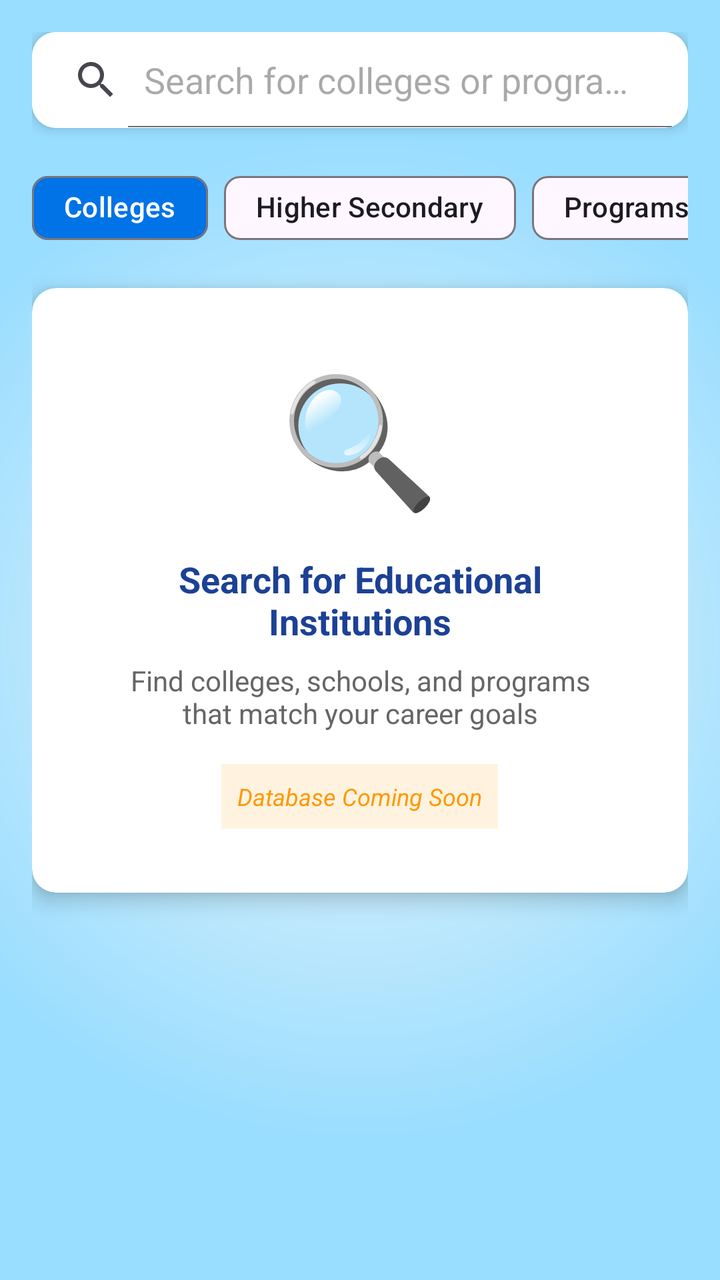
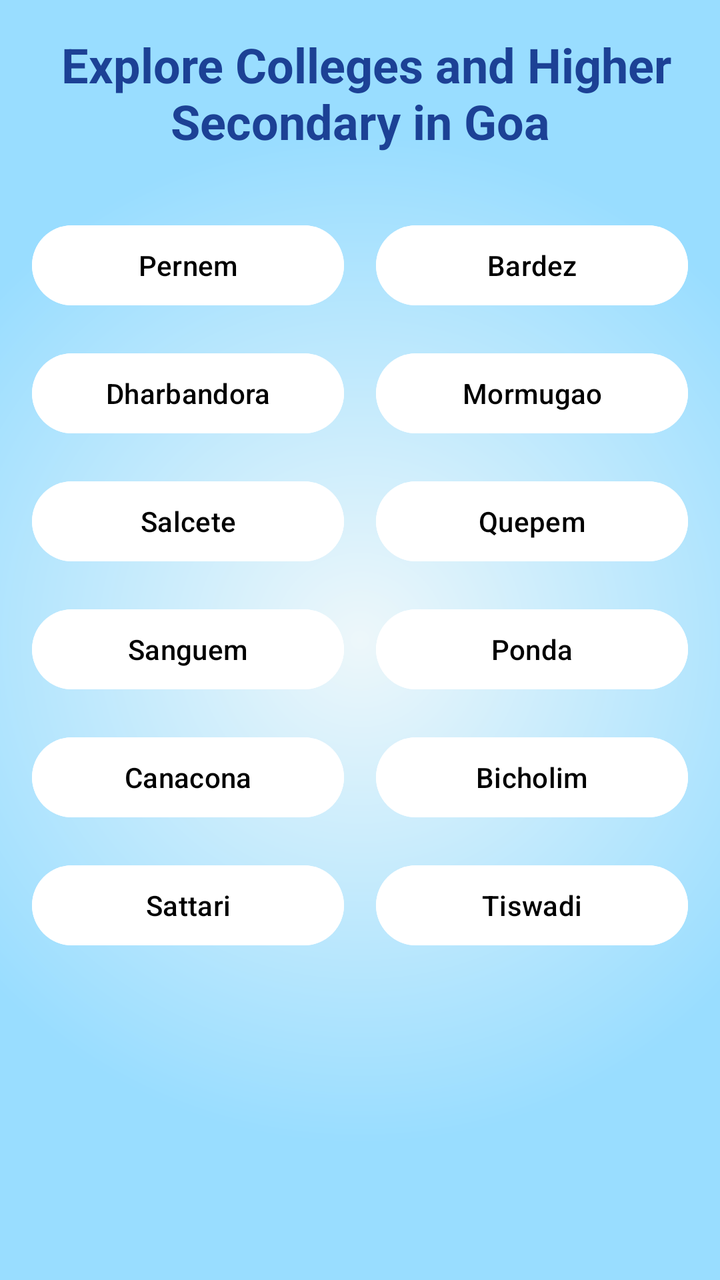

The first picture is an Android layout as it rendered before a commit; the second is the same layout after the commit. The layout source and the unified diff follow.
<!-- AndroidManifest.xml: application theme Theme.AspirePath -->
<!-- res/layout/fragment_explore.xml -->
<?xml version="1.0" encoding="utf-8"?>
<LinearLayout xmlns:android="http://schemas.android.com/apk/res/android"
    xmlns:app="http://schemas.android.com/apk/res-auto"
    xmlns:tools="http://schemas.android.com/tools"
    android:layout_width="match_parent"
    android:layout_height="match_parent"
    android:orientation="vertical"
    android:background="@drawable/gradient_bg"
    tools:context=".Explore">

    <ScrollView
        android:layout_width="match_parent"
        android:layout_height="match_parent"
        android:fillViewport="true">

        <LinearLayout
            android:layout_width="match_parent"
            android:layout_height="wrap_content"
            android:orientation="vertical"
            android:padding="16dp">

            









            
            <androidx.cardview.widget.CardView
                android:layout_width="match_parent"
                android:layout_height="wrap_content"
                app:cardCornerRadius="12dp"
                app:cardElevation="4dp"
                android:layout_marginBottom="16dp">

                <SearchView
                    android:id="@+id/searchView"
                    android:layout_width="match_parent"
                    android:layout_height="wrap_content"
                    android:queryHint="Search for colleges or programs..."
                    android:iconifiedByDefault="false"
                    android:background="@android:color/white"/>
            </androidx.cardview.widget.CardView>

            
            <HorizontalScrollView
                android:layout_width="match_parent"
                android:layout_height="wrap_content"
                android:scrollbars="none"
                android:layout_marginBottom="16dp">

                <LinearLayout
                    android:layout_width="wrap_content"
                    android:layout_height="wrap_content"
                    android:orientation="horizontal">

                    <com.google.android.material.chip.Chip
                        android:id="@+id/chipColleges"
                        android:layout_width="wrap_content"
                        android:layout_height="wrap_content"
                        android:text="Colleges"
                        android:layout_marginEnd="8dp"
                        app:chipBackgroundColor="#0073e6"
                        android:textColor="@android:color/white"/>

                    <com.google.android.material.chip.Chip
                        android:id="@+id/chipSchools"
                        android:layout_width="wrap_content"
                        android:layout_height="wrap_content"
                        android:text="Higher Secondary"
                        android:layout_marginEnd="8dp"/>

                    <com.google.android.material.chip.Chip
                        android:id="@+id/chipPrograms"
                        android:layout_width="wrap_content"
                        android:layout_height="wrap_content"
                        android:text="Programs"
                        android:layout_marginEnd="8dp"/>

                    <com.google.android.material.chip.Chip
                        android:id="@+id/chipLocation"
                        android:layout_width="wrap_content"
                        android:layout_height="wrap_content"
                        android:text="Location"
                        android:layout_marginEnd="8dp"/>
                </LinearLayout>
            </HorizontalScrollView>

            
            <androidx.cardview.widget.CardView
                android:layout_width="match_parent"
                android:layout_height="wrap_content"
                app:cardCornerRadius="12dp"
                app:cardElevation="6dp">

                <LinearLayout
                    android:layout_width="match_parent"
                    android:layout_height="wrap_content"
                    android:orientation="vertical"
                    android:padding="32dp"
                    android:gravity="center">

                    <TextView
                        android:layout_width="wrap_content"
                        android:layout_height="wrap_content"
                        android:text="🔍"
                        android:textSize="64sp"
                        android:layout_marginBottom="16dp"/>

                    <TextView
                        android:layout_width="wrap_content"
                        android:layout_height="wrap_content"
                        android:text="Search for Educational Institutions"
                        android:textSize="18sp"
                        android:textStyle="bold"
                        android:textColor="@color/blue"
                        android:gravity="center"
                        android:layout_marginBottom="8dp"/>

                    <TextView
                        android:layout_width="wrap_content"
                        android:layout_height="wrap_content"
                        android:text="Find colleges, schools, and programs\nthat match your career goals"
                        android:textSize="14sp"
                        android:textColor="#666666"
                        android:gravity="center"/>

                    <TextView
                        android:layout_width="wrap_content"
                        android:layout_height="wrap_content"
                        android:text="Database Coming Soon"
                        android:textSize="12sp"
                        android:textStyle="italic"
                        android:textColor="#FF9800"
                        android:background="#FFF3E0"
                        android:padding="8dp"
                        android:layout_marginTop="16dp"/>
                </LinearLayout>
            </androidx.cardview.widget.CardView>

        </LinearLayout>
    </ScrollView>

</LinearLayout>
<!-- resources referenced by this layout -->
<resources>
  <color name="blue">#1C4195</color>
  <!-- drawable gradient_bg (drawable) -->
  <?xml version="1.0" encoding="utf-8"?>
  <shape xmlns:android="http://schemas.android.com/apk/res/android"
      android:shape="rectangle">
      <gradient
          android:startColor="#edf7fa"
          android:endColor="#99ddff"
          android:gradientRadius="70%p"
          android:type="radial"
          android:centerX="0.5"
          android:centerY="0.5"
          android:dither="true" />
  </shape>
  <style name="Theme.AspirePath" parent="Base.Theme.AspirePath" />
  <style name="Base.Theme.AspirePath" parent="Theme.Material3.DayNight.NoActionBar">
          
          <item name="colorPrimary">@color/blue</item>
          <item name="colorPrimaryVariant">#0073e6</item>
          <item name="colorOnPrimary">@color/white</item>
          <item name="android:statusBarColor">#0073e6</item>
          
      </style>
  <color name="white">#FFFFFFFF</color>
</resources>

<!-- the commit's change to res/layout/fragment_explore.xml (unified diff, before → after) -->
@@ -8,141 +8,51 @@
     android:background="@drawable/gradient_bg"
     tools:context=".Explore">
 
+    <TextView
+        android:layout_width="match_parent"
+        android:layout_height="wrap_content"
+        android:text=" Explore Colleges and Higher Secondary in Goa"
+        android:textSize="24sp"
+        android:textStyle="bold"
+        android:textColor="@color/blue"
+        android:padding="16dp"
+        android:gravity="center"/>
+
     <ScrollView
         android:layout_width="match_parent"
-        android:layout_height="match_parent"
-        android:fillViewport="true">
+        android:layout_height="match_parent">
 
-        <LinearLayout
+        <GridLayout
+            android:id="@+id/gridLayoutTalukas"
             android:layout_width="match_parent"
             android:layout_height="wrap_content"
-            android:orientation="vertical"
-            android:padding="16dp">
+            android:columnCount="2"
+            android:padding="8dp"
+            android:alignmentMode="alignMargins"
+            android:columnOrderPreserved="false">
 
-            
+            <Button
+                android:layout_width="0dp"
+                android:layout_height="wrap_content"
+                android:layout_columnWeight="1"
+                android:layout_margin="8dp"
+                android:backgroundTint="@android:color/white"
+                android:tag="Pernem"
+                android:text="Pernem"
+                android:textColor="@android:color/black" />
+            <Button android:text="Bardez" android:tag="Bardez" android:layout_width="0dp" android:layout_columnWeight="1" android:layout_height="wrap_content" android:layout_margin="8dp" android:backgroundTint="@android:color/white" android:textColor="@android:color/black"/>
+            <Button android:text="Dharbandora" android:tag="Dharbandora" android:layout_width="0dp" android:layout_columnWeight="1" android:layout_height="wrap_content" android:layout_margin="8dp" android:backgroundTint="@android:color/white" android:textColor="@android:color/black"/>
+            <Button android:text="Mormugao" android:tag="Mormugao" android:layout_width="0dp" android:layout_columnWeight="1" android:layout_height="wrap_content" android:layout_margin="8dp" android:backgroundTint="@android:color/white" android:textColor="@android:color/black"/>
+            <Button android:text="Salcete" android:tag="Salcete" android:layout_width="0dp" android:layout_columnWeight="1" android:layout_height="wrap_content" android:layout_margin="8dp" android:backgroundTint="@android:color/white" android:textColor="@android:color/black"/>
+            <Button android:text="Quepem" android:tag="Quepem" android:layout_width="0dp" android:layout_columnWeight="1" android:layout_height="wrap_content" android:layout_margin="8dp" android:backgroundTint="@android:color/white" android:textColor="@android:color/black"/>
+            <Button android:text="Sanguem" android:tag="Sanguem" android:layout_width="0dp" android:layout_columnWeight="1" android:layout_height="wrap_content" android:layout_margin="8dp" android:backgroundTint="@android:color/white" android:textColor="@android:color/black"/>
+            <Button android:text="Ponda" android:tag="Ponda" android:layout_width="0dp" android:layout_columnWeight="1" android:layout_height="wrap_content" android:layout_margin="8dp" android:backgroundTint="@android:color/white" android:textColor="@android:color/black"/>
+            <Button android:text="Canacona" android:tag="Canacona" android:layout_width="0dp" android:layout_columnWeight="1" android:layout_height="wrap_content" android:layout_margin="8dp" android:backgroundTint="@android:color/white" android:textColor="@android:color/black"/>
+            <Button android:text="Bicholim" android:tag="Bicholim" android:layout_width="0dp" android:layout_columnWeight="1" android:layout_height="wrap_content" android:layout_margin="8dp" android:backgroundTint="@android:color/white" android:textColor="@android:color/black"/>
+            <Button android:text="Sattari" android:tag="Sattari" android:layout_width="0dp" android:layout_columnWeight="1" android:layout_height="wrap_content" android:layout_margin="8dp" android:backgroundTint="@android:color/white" android:textColor="@android:color/black"/>
+            <Button android:text="Tiswadi" android:tag="Tiswadi" android:layout_width="0dp" android:layout_columnWeight="1" android:layout_height="wrap_content" android:layout_margin="8dp" android:backgroundTint="@android:color/white" android:textColor="@android:color/black"/>
 
-
-
-
-
-
-
-
-
-            
-            <androidx.cardview.widget.CardView
-                android:layout_width="match_parent"
-                android:layout_height="wrap_content"
-                app:cardCornerRadius="12dp"
-                app:cardElevation="4dp"
-                android:layout_marginBottom="16dp">
-
-                <SearchView
-                    android:id="@+id/searchView"
-                    android:layout_width="match_parent"
-                    android:layout_height="wrap_content"
-                    android:queryHint="Search for colleges or programs..."
-                    android:iconifiedByDefault="false"
-                    android:background="@android:color/white"/>
-            </androidx.cardview.widget.CardView>
-
-            
-            <HorizontalScrollView
-                android:layout_width="match_parent"
-                android:layout_height="wrap_content"
-                android:scrollbars="none"
-                android:layout_marginBottom="16dp">
-
-                <LinearLayout
-                    android:layout_width="wrap_content"
-                    android:layout_height="wrap_content"
-                    android:orientation="horizontal">
-
-                    <com.google.android.material.chip.Chip
-                        android:id="@+id/chipColleges"
-                        android:layout_width="wrap_content"
-                        android:layout_height="wrap_content"
-                        android:text="Colleges"
-                        android:layout_marginEnd="8dp"
-                        app:chipBackgroundColor="#0073e6"
-                        android:textColor="@android:color/white"/>
-
-                    <com.google.android.material.chip.Chip
-                        android:id="@+id/chipSchools"
-                        android:layout_width="wrap_content"
-                        android:layout_height="wrap_content"
-                        android:text="Higher Secondary"
-                        android:layout_marginEnd="8dp"/>
-
-                    <com.google.android.material.chip.Chip
-                        android:id="@+id/chipPrograms"
-                        android:layout_width="wrap_content"
-                        android:layout_height="wrap_content"
-                        android:text="Programs"
-                        android:layout_marginEnd="8dp"/>
-
-                    <com.google.android.material.chip.Chip
-                        android:id="@+id/chipLocation"
-                        android:layout_width="wrap_content"
-                        android:layout_height="wrap_content"
-                        android:text="Location"
-                        android:layout_marginEnd="8dp"/>
-                </LinearLayout>
-            </HorizontalScrollView>
-
-            
-            <androidx.cardview.widget.CardView
-                android:layout_width="match_parent"
-                android:layout_height="wrap_content"
-                app:cardCornerRadius="12dp"
-                app:cardElevation="6dp">
-
-                <LinearLayout
-                    android:layout_width="match_parent"
-                    android:layout_height="wrap_content"
-                    android:orientation="vertical"
-                    android:padding="32dp"
-                    android:gravity="center">
-
-                    <TextView
-                        android:layout_width="wrap_content"
-                        android:layout_height="wrap_content"
-                        android:text="🔍"
-                        android:textSize="64sp"
-                        android:layout_marginBottom="16dp"/>
-
-                    <TextView
-                        android:layout_width="wrap_content"
-                        android:layout_height="wrap_content"
-                        android:text="Search for Educational Institutions"
-                        android:textSize="18sp"
-                        android:textStyle="bold"
-                        android:textColor="@color/blue"
-                        android:gravity="center"
-                        android:layout_marginBottom="8dp"/>
-
-                    <TextView
-                        android:layout_width="wrap_content"
-                        android:layout_height="wrap_content"
-                        android:text="Find colleges, schools, and programs\nthat match your career goals"
-                        android:textSize="14sp"
-                        android:textColor="#666666"
-                        android:gravity="center"/>
-
-                    <TextView
-                        android:layout_width="wrap_content"
-                        android:layout_height="wrap_content"
-                        android:text="Database Coming Soon"
-                        android:textSize="12sp"
-                        android:textStyle="italic"
-                        android:textColor="#FF9800"
-                        android:background="#FFF3E0"
-                        android:padding="8dp"
-                        android:layout_marginTop="16dp"/>
-                </LinearLayout>
-            </androidx.cardview.widget.CardView>
-
-        </LinearLayout>
+        </GridLayout>
     </ScrollView>
 
 </LinearLayout>
